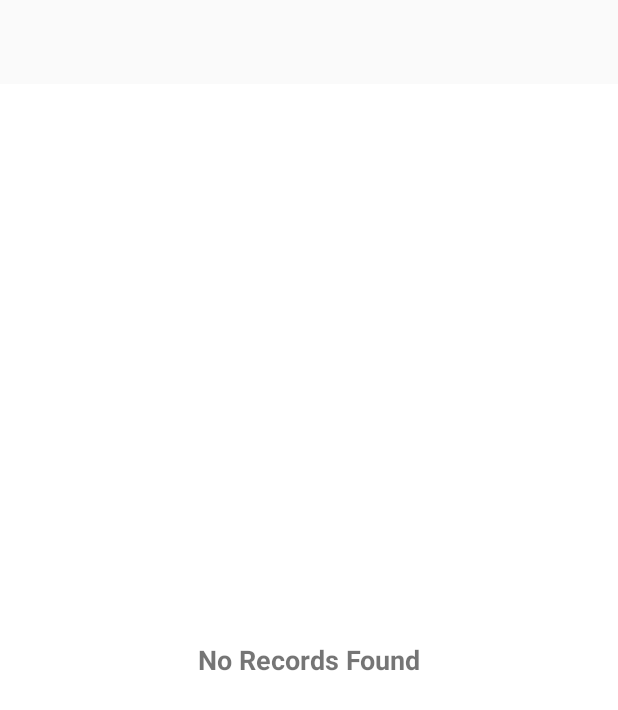
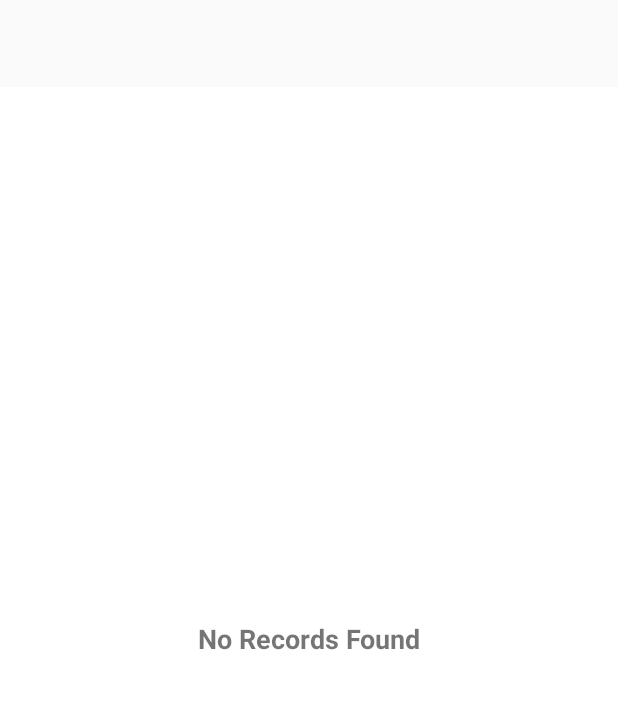
Before and after one commit to dvsyadav92/Android-App, an Android app: the screen it shows after launch (MainActivity), on a phone screen of 412 x 824 dp. Shown: the top 710 px of the screen. Run offline under Robolectric (Android 15) with nearby library versions, the phone set to English and light mode, and no system bars; our stand-ins replace data binding.

Commit message:
# constraint layout used # improvement in image loading # Removed commented code

```diff
--- a/app/build.gradle
+++ b/app/build.gradle
@@ -45,10 +45,11 @@ dependencies {
     implementation 'com.squareup.okhttp3:logging-interceptor:3.4.1'
     implementation 'com.squareup.okhttp3:okhttp:3.4.1'
     implementation 'com.android.support:recyclerview-v7:28.0.0'
-    implementation 'com.squareup.picasso:picasso:2.5.2'
     implementation 'com.android.support:support-v4:28.0.0'
     implementation "android.arch.lifecycle:extensions:1.1.0"
     annotationProcessor "android.arch.lifecycle:compiler:1.1.0"
+    implementation 'com.github.bumptech.glide:glide:4.6.1'
+    annotationProcessor 'com.github.bumptech.glide:compiler:4.6.1'
 
 
 }
--- a/app/src/main/java/com/dvs/Adapter/RowListAdapter.kt
+++ b/app/src/main/java/com/dvs/Adapter/RowListAdapter.kt
@@ -12,6 +12,11 @@ class RowListAdapter(var countryList: MutableList<Country.Row>?) : RecyclerView.
     override fun onCreateViewHolder(parent: ViewGroup, p1: Int): ViewHolder {
         val inflater = LayoutInflater.from(parent.context)
         val binding = AdaterItemRowBinding.inflate(inflater)
+        val lp = RecyclerView.LayoutParams(
+            ViewGroup.LayoutParams.MATCH_PARENT,
+            ViewGroup.LayoutParams.WRAP_CONTENT
+        )
+        binding.root.layoutParams =lp
         return ViewHolder(binding)
     }
 
--- a/app/src/main/res/layout/activity_main.xml
+++ b/app/src/main/res/layout/activity_main.xml
@@ -8,30 +8,37 @@
                  type="com.dvs.CountryViewModel"/>
     </data>
 
-    <RelativeLayout
+    <android.support.constraint.ConstraintLayout
             xmlns:app="http://schemas.android.com/apk/res-auto"
             android:layout_width="match_parent"
-            android:layout_height="match_parent"
-            tools:context="com.dvs.views.MainActivity">
+            android:layout_height="match_parent">
+
         <android.support.v7.widget.Toolbar
+                android:layout_width="0dp"
+                android:layout_height="wrap_content"
+                android:theme="?attr/actionBarTheme"
+                android:minHeight="?attr/actionBarSize"
                 android:id="@+id/toolBarId"
-                android:layout_width="match_parent"
-                android:layout_height="?actionBarSize"
-                app:layout_constraintLeft_toLeftOf="parent"
-                app:layout_constraintRight_toRightOf="parent"
-                app:layout_constraintTop_toTopOf="parent">
+                app:layout_constraintEnd_toEndOf="parent"
+                app:layout_constraintStart_toStartOf="parent"
+                app:layout_constraintTop_toTopOf="parent"
+                android:layout_marginTop="2dp">
             <TextView android:layout_width="match_parent"
                       android:layout_height="wrap_content"
                       android:textStyle="bold"
                       android:gravity="center_horizontal"
+                      android:textColor="@color/black_color"
+                      android:textAllCaps="true"
                       android:text="@{myViewModel.pageTitle}"/>
         </android.support.v7.widget.Toolbar>
-
         <android.support.v4.widget.SwipeRefreshLayout
                 android:id="@+id/pullToRefresh"
                 android:layout_width="match_parent"
-                android:layout_height="wrap_content"
-                android:layout_below="@+id/toolBarId">
+                android:layout_height="0dp"
+                app:layout_constraintBottom_toBottomOf="parent"
+                app:layout_constraintTop_toBottomOf="@+id/toolBarId"
+                app:layout_constraintStart_toStartOf="parent"
+                app:layout_constraintEnd_toEndOf="parent">
             <android.support.v7.widget.RecyclerView
                     android:id="@+id/recyclVCountryList"
                     android:layout_width="match_parent"
@@ -41,10 +48,13 @@
         <RelativeLayout
                 android:id="@+id/rlShowProgress"
                 android:layout_width="match_parent"
-                android:layout_height="match_parent"
+                android:layout_height="0dp"
                 android:background="#fff"
                 android:visibility="@{myViewModel.loading}"
-                android:layout_below="@+id/toolBarId">
+                app:layout_constraintBottom_toBottomOf="parent"
+                app:layout_constraintTop_toBottomOf="@+id/toolBarId"
+                app:layout_constraintStart_toStartOf="parent"
+                app:layout_constraintEnd_toEndOf="parent">
             <ProgressBar
                     android:layout_width="wrap_content"
                     android:layout_height="wrap_content"
@@ -53,13 +63,17 @@
         </RelativeLayout>
         <TextView
                 android:layout_width="match_parent"
-                android:layout_height="match_parent"
-                android:background="#fff"
+                android:layout_height="0dp"
+                android:background="@color/white_color"
                 android:text="@string/no_records_found"
                 android:gravity="center"
                 android:textStyle="bold"
                 android:textSize="@dimen/font_18sp"
                 android:visibility="@{myViewModel.showEmpty}"
-                android:layout_below="@+id/toolBarId"/>
-    </RelativeLayout>
+                app:layout_constraintBottom_toBottomOf="parent"
+                app:layout_constraintTop_toBottomOf="@+id/toolBarId"
+                app:layout_constraintStart_toStartOf="parent"
+                app:layout_constraintEnd_toEndOf="parent"
+        android:layout_marginBottom="@dimen/mrgin_30dp"/>
+    </android.support.constraint.ConstraintLayout>
 </layout>
--- a/app/src/main/res/values/colors.xml
+++ b/app/src/main/res/values/colors.xml
@@ -4,4 +4,6 @@
     <color name="colorPrimaryDark">#00574B</color>
     <color name="colorAccent">#D81B60</color>
     <color name="font_title_color">#1293CC</color>
+    <color name="black_color">#000000</color>
+    <color name="white_color">#fff</color>
 </resources>
--- a/app/src/main/res/values/dimens.xml
+++ b/app/src/main/res/values/dimens.xml
@@ -6,4 +6,9 @@
     <dimen name="font_14sp">14sp</dimen>
     <dimen name="margin_12dp">12dp</dimen>
     <dimen name="mergin15dp">15dp</dimen>
+    <dimen name="mrgin_30dp">30dp</dimen>
+    <dimen name="img_height">100dp</dimen>
+    <dimen name="img_width">140dp</dimen>
+    <dimen name="dimen_20dp">20dp</dimen>
+
 </resources>
--- a/app/src/main/res/values/strings.xml
+++ b/app/src/main/res/values/strings.xml
@@ -1,4 +1,5 @@
 <resources>
     <string name="app_name">MVVM Assignment</string>
     <string name="no_records_found">No Records Found</string>
+    <string name="image_str">Image</string>
 </resources>
```
Also changed, not shown: app/src/main/java/com/dvs/binding/CustomViewBindings.java (+5 -10 lines), app/src/main/res/layout/adater_item_row.xml (+24 -15 lines).
